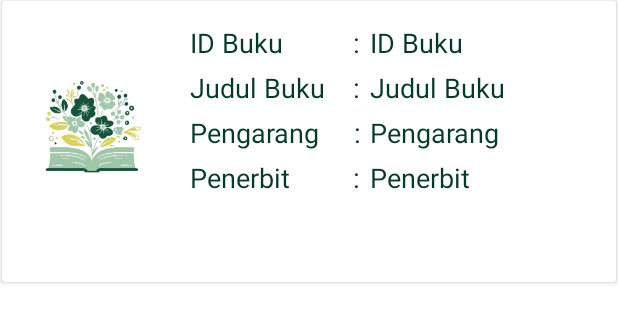
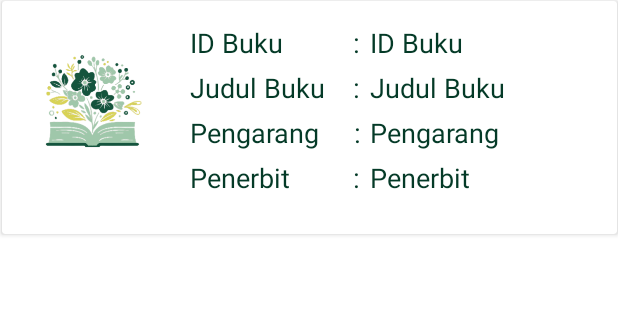
Before and after one commit to rosyidahjihan85/GrandLibrary, an Android app: the layout detail_adapter.xml on its own in the app's theme, with its tools: preview values and no code run, on a phone screen of 412 x 824 dp. Shown: the top 323 px of the screen. Run offline under Robolectric (Android 15) with nearby library versions, the phone set to English and light mode, and no system bars; Roboto replaces fonts that are not available here.

Commit message:
membuat class Adapterdatapinjam.kt

```diff
--- a/app/src/main/java/com/mrajaariziq/grandlibrary/RoomDB/DataPinjam.kt
+++ b/app/src/main/java/com/mrajaariziq/grandlibrary/RoomDB/DataPinjam.kt
@@ -16,6 +16,6 @@ data class DataPinjam(
     @ColumnInfo(name = "TanggalPinjam")
     val tglPinjam: Int,
     @ColumnInfo(name = "TanggalPengembalian")
-    val tglpgmbalian: Int
+    val bataswaktu: Int
 
 )
--- a/app/src/main/res/layout/activity_input_datapinjam.xml
+++ b/app/src/main/res/layout/activity_input_datapinjam.xml
@@ -102,7 +102,7 @@
         app:layout_constraintStart_toStartOf="parent" />
 
     <ImageView
-        android:id="@+id/imageView9"
+        android:id="@+id/btneditadapterpinjam"
         android:layout_width="wrap_content"
         android:layout_height="wrap_content"
         android:layout_marginStart="16dp"
--- a/app/src/main/res/layout/detail_adapter.xml
+++ b/app/src/main/res/layout/detail_adapter.xml
@@ -7,8 +7,8 @@
     android:layout_height="match_parent">
 
     <androidx.cardview.widget.CardView
-        android:layout_width="409dp"
-        android:layout_height="187dp"
+        android:layout_width="410dp"
+        android:layout_height="155dp"
         app:layout_constraintBottom_toBottomOf="parent"
         app:layout_constraintEnd_toEndOf="parent"
         app:layout_constraintStart_toStartOf="parent"
@@ -17,8 +17,8 @@
 
         <ImageView
             android:id="@+id/imageView6"
-            android:layout_width="121dp"
-            android:layout_height="match_parent"
+            android:layout_width="122dp"
+            android:layout_height="153dp"
             app:srcCompat="@drawable/logobukuuuuu_1" />
 
         <TextView
--- a/app/src/main/res/layout/pinjam_adapter.xml
+++ b/app/src/main/res/layout/pinjam_adapter.xml
@@ -50,14 +50,14 @@
                 app:layout_constraintEnd_toEndOf="parent">
 
                 <ImageView
-                    android:id="@+id/imageView9"
+                    android:id="@+id/btneditadapterpinjam"
                     android:layout_width="wrap_content"
                     android:layout_height="wrap_content"
                     android:layout_weight="1"
                     app:srcCompat="@drawable/group_200__1_" />
 
                 <ImageView
-                    android:id="@+id/imageView10"
+                    android:id="@+id/btnhapusadapterpinjam"
                     android:layout_width="wrap_content"
                     android:layout_height="wrap_content"
                     android:layout_weight="1"
```
Also changed, not shown: app/src/main/java/com/mrajaariziq/grandlibrary/adapter/Adapterdatapinjam.kt (added, +51 -0 lines).
